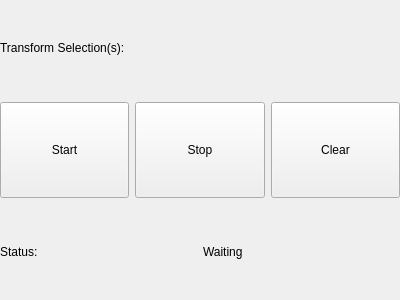
PerkTutor/PerkTutor, file Widgets/Resources/UI/qSlicerRecorderControlsWidget.ui: the form before one commit.
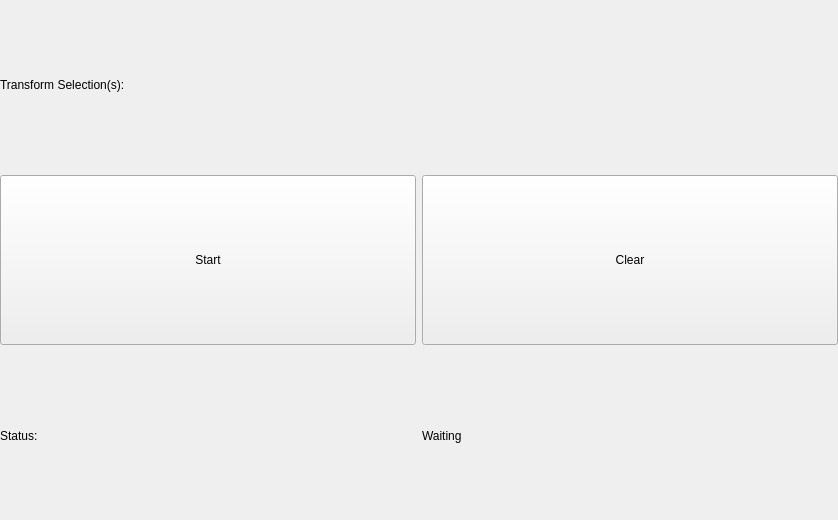
The form after the commit. Custom widgets are drawn as their Qt base class.

Commit message: Re #29: Making start/stop button the same.

Diff of the .ui file:
```diff
--- a/Widgets/Resources/UI/qSlicerRecorderControlsWidget.ui
+++ b/Widgets/Resources/UI/qSlicerRecorderControlsWidget.ui
@@ -6,8 +6,8 @@
    <rect>
     <x>0</x>
     <y>0</y>
-    <width>400</width>
-    <height>300</height>
+    <width>838</width>
+    <height>520</height>
    </rect>
   </property>
   <property name="sizePolicy">
@@ -80,18 +80,8 @@
        <property name="text">
         <string>Start</string>
        </property>
-      </widget>
-     </item>
-     <item>
-      <widget class="QPushButton" name="StopButton">
-       <property name="sizePolicy">
-        <sizepolicy hsizetype="Expanding" vsizetype="Expanding">
-         <horstretch>0</horstretch>
-         <verstretch>0</verstretch>
-        </sizepolicy>
-       </property>
-       <property name="text">
-        <string>Stop</string>
+       <property name="checkable">
+        <bool>true</bool>
        </property>
       </widget>
      </item>
```
Left out of the diff: 11 changed lines with no effect on the pictures. The commit also changes 4 other files.
